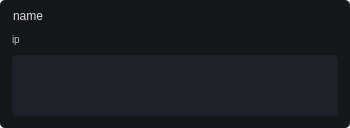
The window that tileDiagnosticsSensor.ui (marinarasauced/mess2_app) describes before a commit, drawn with Qt 5.
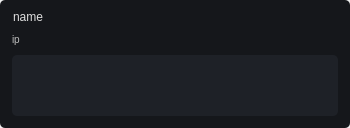
The same window after the commit. Icons and pictures are not drawn.

Commit message: added backend for detecting which sensors/actors are online and offline (w.r.t the local network and their static ips)

The edit to the form file:
```diff
--- a/tileDiagnosticsSensor.ui
+++ b/tileDiagnosticsSensor.ui
@@ -128,16 +128,22 @@
          </property>
          <item alignment="Qt::AlignTop">
           <widget class="QLabel" name="name_text">
+           <property name="sizePolicy">
+            <sizepolicy hsizetype="Preferred" vsizetype="Preferred">
+             <horstretch>0</horstretch>
+             <verstretch>16</verstretch>
+            </sizepolicy>
+           </property>
            <property name="minimumSize">
             <size>
              <width>0</width>
-             <height>0</height>
+             <height>16</height>
             </size>
            </property>
            <property name="maximumSize">
             <size>
              <width>16777215</width>
-             <height>32</height>
+             <height>16</height>
             </size>
            </property>
            <property name="text">
```
Left out of the diff: 8 changed lines with no effect on the pictures. The commit also changes 8 other files.
